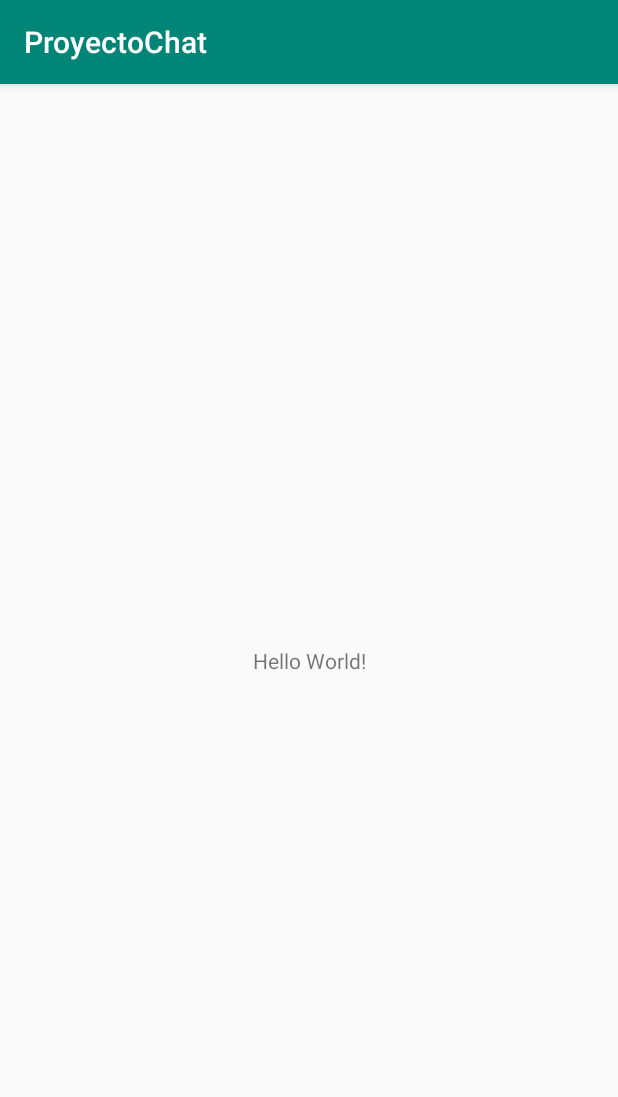
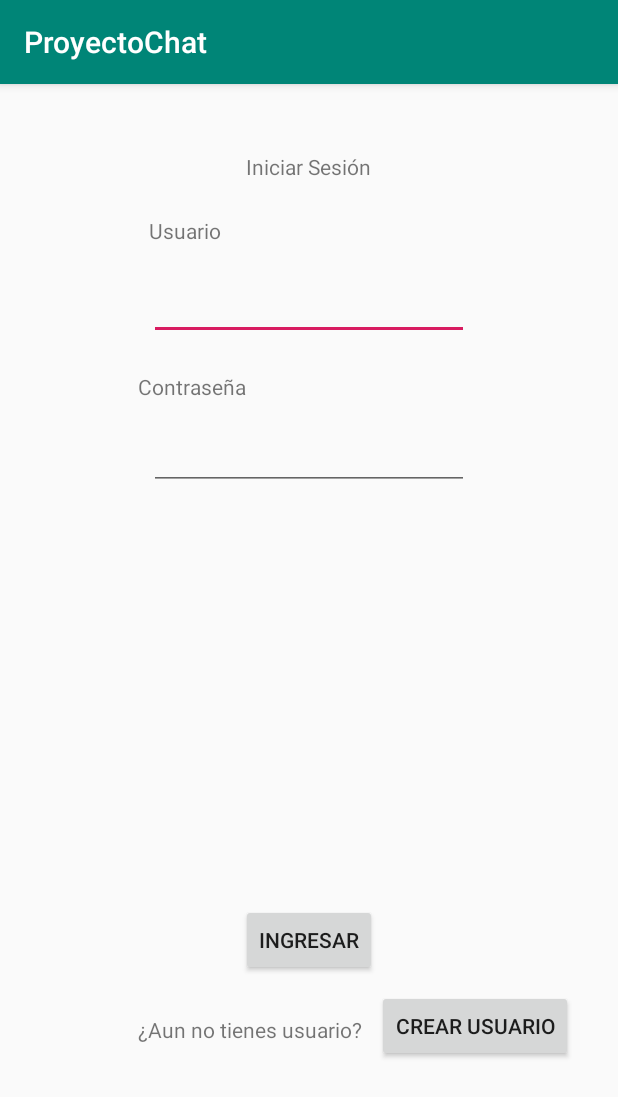
Before and after one commit to LuisFarfan57/ProyectoChat, an Android app: the screen it shows after launch (MainActivity), on a phone screen of 412 x 824 dp. Shown: the top 1097 px of the screen. Run offline under Robolectric (Android 15) with nearby library versions, the phone set to English and light mode, and no system bars.

Commit message:
interfaz primera parte

```diff
--- a/app/src/main/AndroidManifest.xml
+++ b/app/src/main/AndroidManifest.xml
@@ -16,6 +16,9 @@
                 <category android:name="android.intent.category.LAUNCHER" />
             </intent-filter>
         </activity>
+        <activity android:name=".CrearUsuario" />
+        <activity android:name=".ListaChats" />
+        <activity android:name=".ChatIndividual"></activity>
     </application>
 
 </manifest>
--- a/app/src/main/res/layout/activity_main.xml
+++ b/app/src/main/res/layout/activity_main.xml
@@ -1,5 +1,5 @@
 <?xml version="1.0" encoding="utf-8"?>
-<android.support.constraint.ConstraintLayout xmlns:android="http://schemas.android.com/apk/res/android"
+<RelativeLayout xmlns:android="http://schemas.android.com/apk/res/android"
     xmlns:app="http://schemas.android.com/apk/res-auto"
     xmlns:tools="http://schemas.android.com/tools"
     android:layout_width="match_parent"
@@ -7,12 +7,78 @@
     tools:context=".MainActivity">
 
     <TextView
+        android:id="@+id/textView"
         android:layout_width="wrap_content"
         android:layout_height="wrap_content"
-        android:text="Hello World!"
-        app:layout_constraintBottom_toBottomOf="parent"
-        app:layout_constraintLeft_toLeftOf="parent"
-        app:layout_constraintRight_toRightOf="parent"
-        app:layout_constraintTop_toTopOf="parent" />
+        android:layout_alignParentTop="true"
+        android:layout_centerHorizontal="true"
+        android:layout_marginTop="45dp"
+        android:text="Iniciar Sesión" />
 
-</android.support.constraint.ConstraintLayout>
+    <TextView
+        android:id="@+id/textView3"
+        android:layout_width="wrap_content"
+        android:layout_height="wrap_content"
+        android:layout_alignParentTop="true"
+        android:layout_alignStart="@+id/txtUsuario"
+        android:layout_marginTop="88dp"
+        android:text="Usuario" />
+
+    <EditText
+        android:id="@+id/txtUsuario"
+        android:layout_width="wrap_content"
+        android:layout_height="wrap_content"
+        android:layout_alignParentTop="true"
+        android:layout_centerHorizontal="true"
+        android:layout_marginTop="125dp"
+        android:contentDescription="Usuario"
+        android:ems="10"
+        android:inputType="textPersonName" />
+
+    <TextView
+        android:id="@+id/textView4"
+        android:layout_width="wrap_content"
+        android:layout_height="wrap_content"
+        android:layout_alignParentTop="true"
+        android:layout_marginTop="192dp"
+        android:layout_toStartOf="@+id/textView"
+        android:text="Contraseña" />
+
+    <EditText
+        android:id="@+id/editText2"
+        android:layout_width="wrap_content"
+        android:layout_height="wrap_content"
+        android:layout_alignParentTop="true"
+        android:layout_alignStart="@+id/txtUsuario"
+        android:layout_marginTop="225dp"
+        android:ems="10"
+        android:inputType="textPassword" />
+
+    <Button
+        android:id="@+id/btnIngresar"
+        android:layout_width="wrap_content"
+        android:layout_height="wrap_content"
+        android:layout_alignParentBottom="true"
+        android:layout_centerHorizontal="true"
+        android:layout_marginBottom="173dp"
+        android:text="Ingresar" />
+
+    <TextView
+        android:id="@+id/textView5"
+        android:layout_width="wrap_content"
+        android:layout_height="wrap_content"
+        android:layout_alignParentBottom="true"
+        android:layout_alignStart="@+id/textView4"
+        android:layout_marginBottom="128dp"
+        android:text="¿Aun no tienes usuario?" />
+
+    <Button
+        android:id="@+id/btnCrearUsuario"
+        android:layout_width="wrap_content"
+        android:layout_height="wrap_content"
+        android:layout_alignParentBottom="true"
+        android:layout_marginBottom="116dp"
+        android:layout_toEndOf="@+id/btnIngresar"
+        android:text="Crear Usuario" />
+
+</RelativeLayout>
```
Also changed, not shown: app/build.gradle (+4 -4 lines), app/src/main/java/com/example/luise/proyectochat/ChatIndividual.java (added, +13 -0 lines), app/src/main/java/com/example/luise/proyectochat/CrearUsuario.java (added, +13 -0 lines), app/src/main/java/com/example/luise/proyectochat/ListaChats.java (added, +13 -0 lines), app/src/main/res/layout/activity_chat_individual.xml (added, +61 -0 lines), app/src/main/res/layout/activity_crear_usuario.xml (added, +131 -0 lines), app/src/main/res/layout/activity_lista_chats.xml (added, +15 -0 lines).
